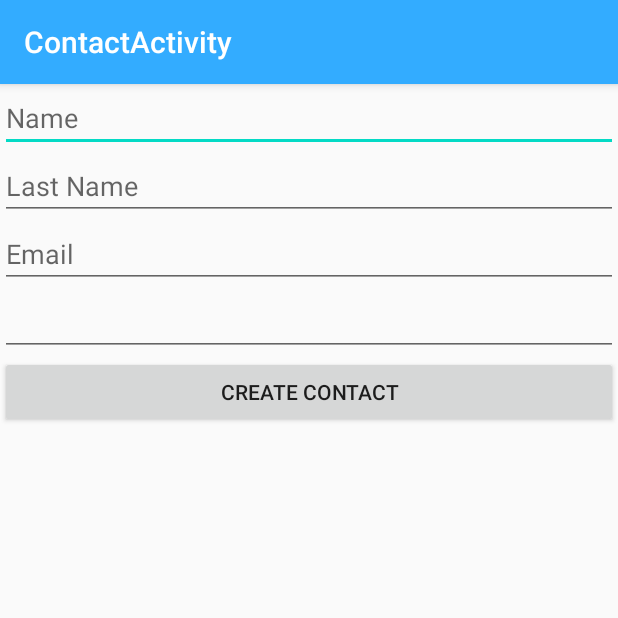
After one commit to germanerazo/pruebaAndroid, an Android app: the ContactActivity screen opened directly, with no data from a screen before it, on a phone screen of 412 x 824 dp, the top half of it. The commit adds this screen. Run offline under Robolectric (Android 15) with nearby library versions, the phone set to English and light mode, and no system bars; our stand-ins replace Firebase (no records; nobody signed in at launch, a user with empty details on screens opened directly).

Commit message:
contactos CRUD

```diff
--- a/app/build.gradle
+++ b/app/build.gradle
@@ -1,6 +1,7 @@
 apply plugin: 'com.android.application'
 apply plugin: 'kotlin-android'
 apply plugin: 'kotlin-android-extensions'
+apply plugin: 'com.google.gms.google-services'
 
 android {
     compileSdkVersion 30
--- a/app/src/main/AndroidManifest.xml
+++ b/app/src/main/AndroidManifest.xml
@@ -10,9 +10,13 @@
         android:supportsRtl="true"
         android:theme="@style/AppTheme">
         <activity
+            android:name=".contact.ContactActivity"
+            android:label="@string/title_activity_contact"
+            android:theme="@style/AppTheme.NoActionBar"></activity>
+        <activity
             android:name=".home.HomeActivity"
             android:label="@string/title_activity_home"
-            android:theme="@style/AppTheme.NoActionBar"></activity>
+            android:theme="@style/AppTheme.NoActionBar" />
         <activity
             android:name=".forgot.ForgotActivity"
             android:label="@string/title_activity_forgot"
--- /dev/null
+++ b/app/src/main/java/com/co/prueba/contact/Contact.kt
@@ -0,0 +1,5 @@
+package com.co.prueba.contact
+
+class Contact(val id: String, val name: String, val lastname: String, val email: String, val phone: String){
+    constructor():this( "","","","",""){}
+}
--- /dev/null
+++ b/app/src/main/java/com/co/prueba/contact/ContactActivity.kt
@@ -0,0 +1,86 @@
+package com.co.prueba.contact
+
+import android.content.Intent
+import android.os.Bundle
+import android.text.TextUtils
+import android.view.View
+import android.widget.Button
+import android.widget.EditText
+import android.widget.ProgressBar
+import android.widget.Toast
+import com.google.android.material.floatingactionbutton.FloatingActionButton
+import com.google.android.material.snackbar.Snackbar
+import androidx.appcompat.app.AppCompatActivity
+import com.co.prueba.R
+import com.co.prueba.home.HomeActivity
+import com.co.prueba.ui.login.LoginActivity
+import com.google.firebase.auth.FirebaseAuth
+import com.google.firebase.database.DatabaseReference
+import com.google.firebase.database.FirebaseDatabase
+
+class ContactActivity : AppCompatActivity() {
+
+    private lateinit var edtName: EditText
+    private lateinit var edtEmail: EditText
+    private lateinit var edtPhone: EditText
+    private lateinit var edtLastName: EditText
+    private lateinit var btnCreate: Button
+    private lateinit var btnUpdate: Button
+    private lateinit var btnSent: Button
+    private lateinit var database: FirebaseDatabase
+    private lateinit var auth: FirebaseAuth
+    private lateinit var dbReference: DatabaseReference
+    private lateinit var progressbar: ProgressBar
+
+    override fun onCreate(savedInstanceState: Bundle?) {
+        super.onCreate(savedInstanceState)
+        setContentView(R.layout.activity_contact)
+        setSupportActionBar(findViewById(R.id.toolbar))
+
+        edtName= findViewById(R.id.edtName)
+        edtEmail= findViewById(R.id.edtEmail)
+        edtPhone= findViewById(R.id.edtPhone)
+        edtLastName= findViewById(R.id.edtLastName)
+
+        btnCreate= findViewById(R.id.btnCreate)
+        btnUpdate= findViewById(R.id.btnUpdate)
+        btnSent= findViewById(R.id.btnSent)
+
+        database = FirebaseDatabase.getInstance()
+        auth = FirebaseAuth.getInstance()
+
+        dbReference = database.reference.child("Contacts")
+        progressbar = findViewById(R.id.progressBar)
+        btnCreate.visibility = View.VISIBLE
+    }
+
+    fun create(view: View){
+        createContact()
+    }
+
+    private fun createContact(){
+        val name: String= edtName.text.toString()
+        val email: String= edtEmail.text.toString()
+        val phone: String= edtPhone.text.toString()
+        val lastName: String= edtLastName.text.toString()
+
+        if(!TextUtils.isEmpty(name) && !TextUtils.isEmpty(email) && !TextUtils.isEmpty(phone) && !TextUtils.isEmpty(lastName)){
+            val contactID = dbReference.push().key
+
+            val contact = Contact(contactID.toString(), name, lastName, email, phone)
+
+            if (contactID != null) {
+                dbReference.child(contactID).setValue(contact).addOnCompleteListener{
+                    Toast.makeText(applicationContext, "Contact saved successfully", Toast.LENGTH_LONG).show()
+                }
+                action()
+            }
+        }
+
+    }
+
+
+    private fun action(){
+        startActivity(Intent(this, HomeActivity::class.java))
+    }
+}
--- a/app/src/main/java/com/co/prueba/ui/login/LoginActivity.kt
+++ b/app/src/main/java/com/co/prueba/ui/login/LoginActivity.kt
@@ -75,7 +75,7 @@ class LoginActivity : AppCompatActivity() {
             setResult(Activity.RESULT_OK)
 
             //Complete and destroy login activity once successful
-            finish()
+            //finish()
         })
 
         username.afterTextChanged {
@@ -126,8 +126,9 @@ class LoginActivity : AppCompatActivity() {
                     } else {
                         // If sign in fails, display a message to the user.
                         Log.w("Error", "signInWithEmail:failure", task.exception)
-                        Toast.makeText(baseContext, task.exception.toString(),
+                        Toast.makeText(applicationContext, "Invalid username and / or password",
                             Toast.LENGTH_LONG).show()
+                        loading.visibility=View.GONE
                     }
                 }
         }
--- /dev/null
+++ b/app/src/main/res/layout/activity_contact.xml
@@ -0,0 +1,25 @@
+<?xml version="1.0" encoding="utf-8"?>
+<androidx.coordinatorlayout.widget.CoordinatorLayout xmlns:android="http://schemas.android.com/apk/res/android"
+    xmlns:app="http://schemas.android.com/apk/res-auto"
+    xmlns:tools="http://schemas.android.com/tools"
+    android:layout_width="match_parent"
+    android:layout_height="match_parent"
+    tools:context=".contact.ContactActivity">
+
+    <com.google.android.material.appbar.AppBarLayout
+        android:layout_width="match_parent"
+        android:layout_height="wrap_content"
+        android:theme="@style/AppTheme.AppBarOverlay">
+
+        <androidx.appcompat.widget.Toolbar
+            android:id="@+id/toolbar"
+            android:layout_width="match_parent"
+            android:layout_height="?attr/actionBarSize"
+            android:background="?attr/colorPrimary"
+            app:popupTheme="@style/AppTheme.PopupOverlay" />
+
+    </com.google.android.material.appbar.AppBarLayout>
+
+    <include layout="@layout/content_contact" />
+
+</androidx.coordinatorlayout.widget.CoordinatorLayout>
--- a/app/src/main/res/layout/activity_home.xml
+++ b/app/src/main/res/layout/activity_home.xml
@@ -28,6 +28,9 @@
         android:layout_height="wrap_content"
         android:layout_gravity="bottom|end"
         android:layout_margin="@dimen/fab_margin"
-        app:srcCompat="@android:drawable/ic_dialog_email" />
+        android:backgroundTintMode="add"
+        android:tint="#FFFF"
+        app:fabSize="normal"
+        app:srcCompat="@android:drawable/ic_input_add" />
 
 </androidx.coordinatorlayout.widget.CoordinatorLayout>
--- /dev/null
+++ b/app/src/main/res/layout/content_contact.xml
@@ -0,0 +1,70 @@
+<?xml version="1.0" encoding="utf-8"?>
+<androidx.appcompat.widget.LinearLayoutCompat xmlns:android="http://schemas.android.com/apk/res/android"
+    xmlns:app="http://schemas.android.com/apk/res-auto"
+    android:layout_width="match_parent"
+    android:layout_height="match_parent"
+    android:orientation="vertical"
+    app:layout_behavior="@string/appbar_scrolling_view_behavior">
+
+
+    <EditText
+        android:id="@+id/edtName"
+        android:layout_width="match_parent"
+        android:layout_height="wrap_content"
+        android:ems="10"
+        android:inputType="textPersonName"
+        android:hint="Name"
+         />
+
+    <EditText
+        android:id="@+id/edtLastName"
+        android:layout_width="match_parent"
+        android:layout_height="wrap_content"
+        android:ems="10"
+        android:inputType="textPersonName"
+        android:hint="Last Name" />
+
+    <EditText
+        android:id="@+id/edtEmail"
+        android:layout_width="match_parent"
+        android:layout_height="wrap_content"
+        android:ems="10"
+        android:inputType="textEmailAddress"
+        android:hint="Email"/>
+
+    <EditText
+        android:id="@+id/edtPhone"
+        android:layout_width="match_parent"
+        android:layout_height="wrap_content"
+        android:ems="10"
+        android:inputType="phone" />
+
+    <Button
+        android:onClick="create"
+        android:id="@+id/btnCreate"
+        android:visibility="gone"
+        android:layout_width="match_parent"
+        android:layout_height="wrap_content"
+        android:text="Create Contact" />
+
+    <Button
+        android:id="@+id/btnUpdate"
+        android:visibility="gone"
+        android:layout_width="match_parent"
+        android:layout_height="wrap_content"
+        android:text="Update Contact" />
+
+    <Button
+        android:id="@+id/btnSent"
+        android:visibility="gone"
+        android:layout_width="match_parent"
+        android:layout_height="wrap_content"
+        android:text="Sent Message" />
+
+    <ProgressBar
+        android:id="@+id/progressBar"
+        style="?android:attr/progressBarStyle"
+        android:layout_width="match_parent"
+        android:visibility="gone"
+        android:layout_height="wrap_content" />
+</androidx.appcompat.widget.LinearLayoutCompat>
--- /dev/null
+++ b/app/src/main/res/layout/sentmessage.xml
@@ -0,0 +1,6 @@
+<?xml version="1.0" encoding="utf-8"?>
+<androidx.constraintlayout.widget.ConstraintLayout
+    xmlns:android="http://schemas.android.com/apk/res/android" android:layout_width="match_parent"
+    android:layout_height="match_parent">
+
+</androidx.constraintlayout.widget.ConstraintLayout>
--- a/app/src/main/res/values/strings.xml
+++ b/app/src/main/res/values/strings.xml
@@ -21,4 +21,5 @@
     <string name="title_activity_home">HomeActivity</string>
     <string name="tab_text_1">Tab 1</string>
     <string name="tab_text_2">Tab 2</string>
+    <string name="title_activity_contact">ContactActivity</string>
 </resources>
```
Also changed, not shown: app/src/main/java/com/co/prueba/contact/ContactAdapter.kt (added, +129 -0 lines), app/src/main/java/com/co/prueba/contact/First4Fragment.kt (added, +32 -0 lines), app/src/main/java/com/co/prueba/contact/Second4Fragment.kt (added, +32 -0 lines), app/src/main/java/com/co/prueba/home/HomeActivity.kt (+77 -2 lines), app/src/main/res/layout/contacts.xml (added, +58 -0 lines), app/src/main/res/layout/content_home.xml (+27 -1 lines), app/src/main/res/layout/fragment_first4.xml (added, +28 -0 lines), app/src/main/res/layout/fragment_second4.xml (added, +27 -0 lines), app/src/main/res/navigation/nav_graph.xml (+20 -0 lines), 174 other files.
